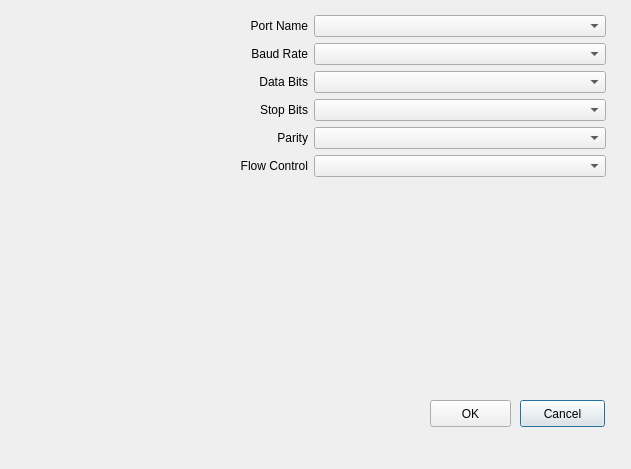
The window that SerialGUI/settings.ui (kamfor/SerialReceiver) describes before a commit, drawn with Qt 5.
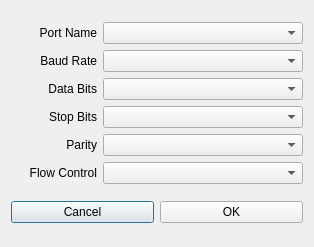
The same window after the commit.

Diff of the .ui file:
```diff
--- a/SerialGUI/settings.ui
+++ b/SerialGUI/settings.ui
@@ -6,91 +6,38 @@
    <rect>
     <x>0</x>
     <y>0</y>
-    <width>631</width>
-    <height>469</height>
+    <width>314</width>
+    <height>247</height>
    </rect>
   </property>
   <property name="windowTitle">
    <string>Dialog</string>
   </property>
-  <widget class="QPushButton" name="cancel">
-   <property name="geometry">
-    <rect>
-     <x>520</x>
-     <y>400</y>
-     <width>85</width>
-     <height>27</height>
-    </rect>
-   </property>
-   <property name="text">
-    <string>Cancel</string>
-   </property>
-  </widget>
-  <widget class="QPushButton" name="ok">
-   <property name="geometry">
-    <rect>
-     <x>430</x>
-     <y>400</y>
-     <width>81</width>
-     <height>27</height>
-    </rect>
+  <property name="sizeGripEnabled">
+   <bool>false</bool>
+  </property>
+  <property name="modal">
+   <bool>false</bool>
+  </property>
+  <layout class="QVBoxLayout" name="verticalLayout_3">
+   <item>
+    <layout class="QHBoxLayout" name="horizontalLayout_2">
+     <item>
+      <layout class="QVBoxLayout" name="verticalLayout">
+       <item>
+        <widget class="QLabel" name="portlabel">
+         <property name="layoutDirection">
+          <enum>Qt::RightToLeft</enum>
    </property>
    <property name="text">
-    <string>OK</string>
-   </property>
-  </widget>
-  <widget class="QWidget" name="gridLayoutWidget">
-   <property name="geometry">
-    <rect>
-     <x>10</x>
-     <y>10</y>
-     <width>601</width>
-     <height>381</height>
-    </rect>
-   </property>
-   <layout class="QGridLayout" name="gridLayout">
-    <property name="sizeConstraint">
-     <enum>QLayout::SetMaximumSize</enum>
-    </property>
-    <property name="leftMargin">
-     <number>5</number>
-    </property>
-    <property name="topMargin">
-     <number>5</number>
-    </property>
-    <property name="rightMargin">
-     <number>5</number>
-    </property>
-    <property name="bottomMargin">
-     <number>9</number>
-    </property>
-    <item row="2" column="1">
-     <widget class="QComboBox" name="baudcombo"/>
-    </item>
-    <item row="3" column="0">
-     <widget class="QLabel" name="datalabel">
-      <property name="text">
-       <string>Data Bits</string>
-      </property>
+          <string>Port Name</string>
+         </property>
       <property name="alignment">
        <set>Qt::AlignRight|Qt::AlignTrailing|Qt::AlignVCenter</set>
       </property>
      </widget>
     </item>
-    <item row="3" column="1">
-     <widget class="QComboBox" name="datacombo"/>
-    </item>
-    <item row="6" column="0">
-     <widget class="QLabel" name="flowlabel">
-      <property name="text">
-       <string>Flow Control</string>
-      </property>
-      <property name="alignment">
-       <set>Qt::AlignRight|Qt::AlignTrailing|Qt::AlignVCenter</set>
-      </property>
-     </widget>
-    </item>
-    <item row="2" column="0">
+       <item>
      <widget class="QLabel" name="baudlabel">
       <property name="text">
        <string>Baud Rate</string>
@@ -100,7 +47,17 @@
       </property>
      </widget>
     </item>
-    <item row="4" column="0">
+       <item>
+        <widget class="QLabel" name="datalabel">
+         <property name="text">
+          <string>Data Bits</string>
+         </property>
+         <property name="alignment">
+          <set>Qt::AlignRight|Qt::AlignTrailing|Qt::AlignVCenter</set>
+         </property>
+        </widget>
+       </item>
+       <item>
      <widget class="QLabel" name="stoplabel">
       <property name="text">
        <string>Stop Bits</string>
@@ -110,7 +67,7 @@
       </property>
      </widget>
     </item>
-    <item row="5" column="0">
+       <item>
      <widget class="QLabel" name="paritylabel">
       <property name="text">
        <string>Parity</string>
@@ -120,33 +77,68 @@
       </property>
      </widget>
     </item>
-    <item row="4" column="1">
+       <item>
+        <widget class="QLabel" name="flowlabel">
+         <property name="text">
+          <string>Flow Control</string>
+         </property>
+         <property name="alignment">
+          <set>Qt::AlignRight|Qt::AlignTrailing|Qt::AlignVCenter</set>
+         </property>
+        </widget>
+       </item>
+      </layout>
+     </item>
+     <item>
+      <layout class="QVBoxLayout" name="verticalLayout_2">
+       <item>
+        <widget class="QComboBox" name="portcombo">
+         <property name="minimumSize">
+          <size>
+           <width>200</width>
+           <height>0</height>
+          </size>
+         </property>
+        </widget>
+       </item>
+       <item>
+        <widget class="QComboBox" name="baudcombo"/>
+       </item>
+       <item>
+        <widget class="QComboBox" name="datacombo"/>
+       </item>
+       <item>
      <widget class="QComboBox" name="stopcombo"/>
     </item>
-    <item row="1" column="1">
-     <widget class="QComboBox" name="portcombo"/>
-    </item>
-    <item row="6" column="1">
-     <widget class="QComboBox" name="flowcombo"/>
-    </item>
-    <item row="5" column="1">
+       <item>
      <widget class="QComboBox" name="paritycombo"/>
     </item>
-    <item row="1" column="0">
-     <widget class="QLabel" name="portlabel">
-      <property name="layoutDirection">
-       <enum>Qt::RightToLeft</enum>
-      </property>
+       <item>
+        <widget class="QComboBox" name="flowcombo"/>
+       </item>
+      </layout>
+     </item>
+    </layout>
+   </item>
+   <item>
+    <layout class="QHBoxLayout" name="horizontalLayout">
+     <item>
+      <widget class="QPushButton" name="cancel">
+       <property name="text">
+        <string>Cancel</string>
+       </property>
+      </widget>
+     </item>
+     <item>
+      <widget class="QPushButton" name="ok">
       <property name="text">
-       <string>Port Name</string>
-      </property>
-      <property name="alignment">
-       <set>Qt::AlignRight|Qt::AlignTrailing|Qt::AlignVCenter</set>
-      </property>
+        <string>OK</string>
+       </property>
      </widget>
     </item>
    </layout>
-  </widget>
+   </item>
+  </layout>
  </widget>
  <resources/>
  <connections/>
```
Left out of the diff: 3 changed lines with no effect on the pictures. Lines whose indentation alone changed are shown as unchanged.
